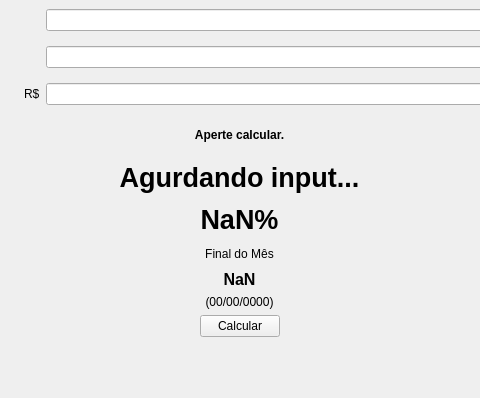
This is calculadora.ui in BrenoMartinsDeOliveiraVasconcelos/CDI-Calculadora as Qt 5 draws it before an edit; both pictures show x 161 to 641 and y 0 to 398 of the 803 by 398 pixel window. The edited form follows.
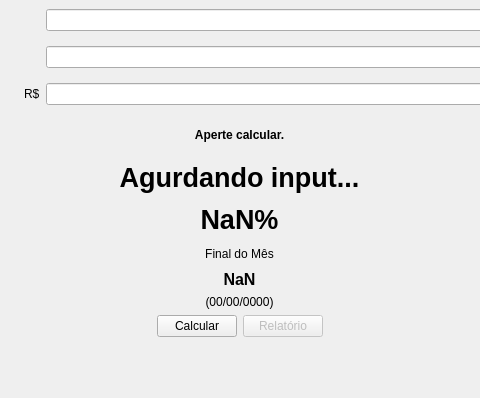
This is the edited form.

Commit message:
Adicionado botão de gerar relatório
Ainda não funcional

What changed in the file:
```diff
--- a/calculadora.ui
+++ b/calculadora.ui
@@ -384,6 +384,16 @@
          </property>
         </widget>
        </item>
+       <item>
+        <widget class="QPushButton" name="estimarValores">
+         <property name="enabled">
+          <bool>false</bool>
+         </property>
+         <property name="text">
+          <string>Relatório</string>
+         </property>
+        </widget>
+       </item>
        <item>
         <spacer name="horizontalSpacer_2">
          <property name="orientation">
```
The commit also changes 1 other file.
